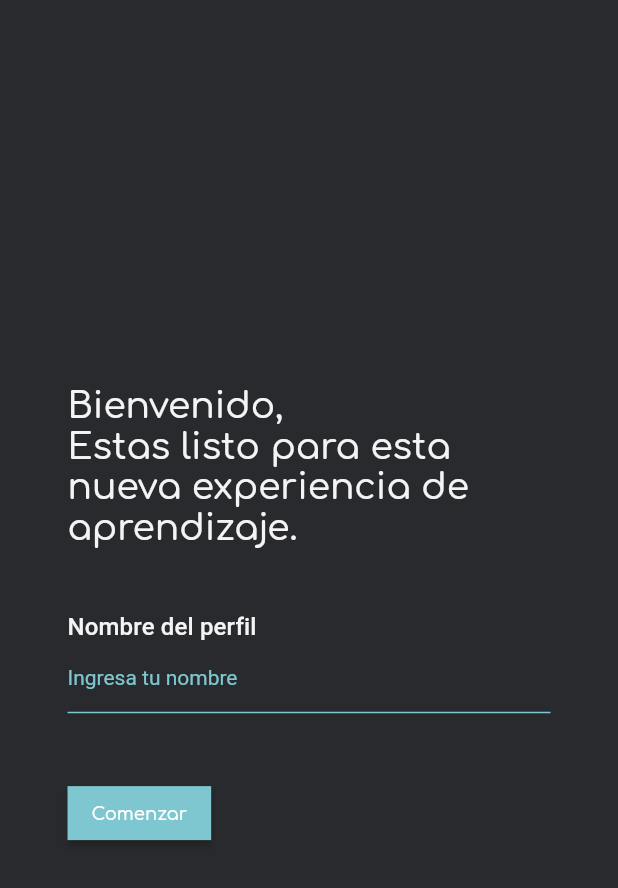
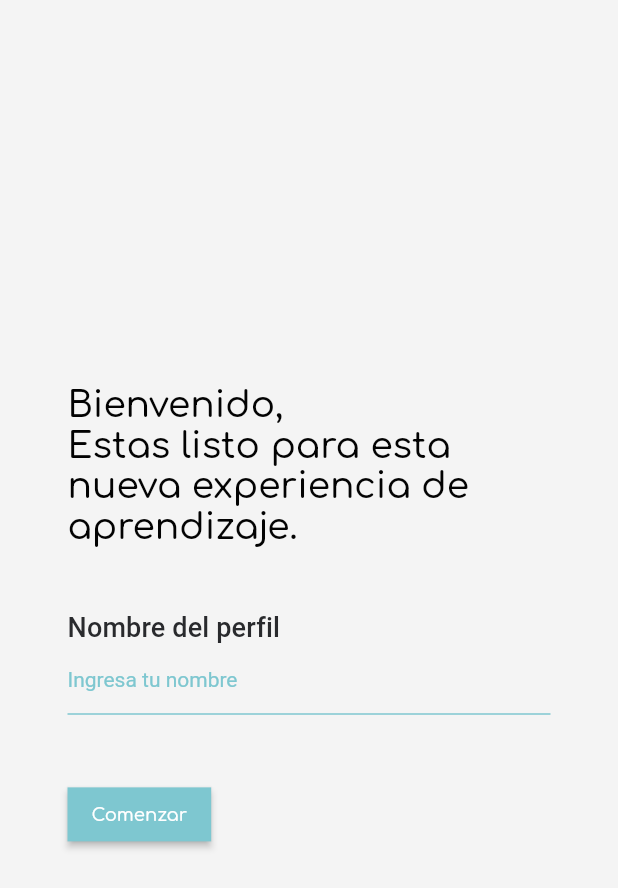
Before and after one commit to jahurtadod/TEMIS, a Flutter app: the screen it shows after launch, on a phone screen of 412 x 824 dp. Shown: the top 888 px of the screen. Run offline on Flutter 3.47's test engine with Material 2 defaults, Android fonts, the phone set to English and light mode, and no system bars; our stand-ins replace cloud_firestore, firebase_auth, flutter_spinkit, google_fonts; missing offline and left inert: generic_bloc_provider; accounts and stored records are empty.

```diff
--- a/lib/main.dart
+++ b/lib/main.dart
@@ -17,33 +17,33 @@ class MyApp extends StatelessWidget {
   @override
   Widget build(BuildContext context) {
     final ColorScheme colorScheme = ColorScheme.dark(
-      background: Color(0xff292a2d),
-      primary: Color(0xff7ec7d0),
+      background: Color(0xfff4f4f4),
+      primary: Color(0xff00acc1),
       secondary: Color(0xffffab00),
       primaryVariant: Color(0xff292a2d),
+      onBackground: Color(0xff7ec7d0),
       // secondaryVariant: Color(0xff7ec7d0),
       // surface: Color(0xff7ec7d0),
       // primary: Color(0xff7ec7d0),
       // error: Color(0xff7ec7d0),
       // onPrimary: Color(0xff7ec7d0),
-      // onSecondary: Color(0xff7ec7d0),
+      onSecondary: Color(0xfff9f9f9),
       // onSurface: Color(0xff7ec7d0),
-      // onBackground: Color(0xff7ec7d0),
       // onError: Color(0xff7ec7d0),
       // brightness: Color(0xff7ec7d0),
     );
 
     final TextTheme textTheme = TextTheme(
       title: GoogleFonts.comfortaa(
-        color: Color(0xfff4f4f4),
+        color: Color(0xff020202),
         fontSize: 24,
       ),
       subtitle: GoogleFonts.roboto(
-        color: Color(0xfff4f4f4),
-        fontSize: 16,
+        color: Color(0xff292A2D),
+        fontSize: 18,
       ),
       display1: GoogleFonts.roboto(
-        color: Color(0xfff4f4f4),
+        color: Color(0xff020202),
         fontSize: 12,
       ),
       caption: GoogleFonts.roboto(
@@ -62,8 +62,9 @@ class MyApp extends StatelessWidget {
         debugShowCheckedModeBanner: false,
         title: 'TEMIS',
         theme: ThemeData(
+          colorScheme: colorScheme,
           //bottomSheetTheme: BottomSheetThemeData(backgroundColor: Colors.black),
-          colorScheme: colorScheme,
+
           // primaryColor: Color(0xff7ec7d0),
           // accentColor: Color(0xff7ec7d0),
           // hintColor: Color(0xff7ec7d0),
```
Also changed, not shown: lib/User/ui/screens/home.dart (+86 -28 lines), lib/User/ui/widgets/home/name_user.dart (+34 -10 lines).
